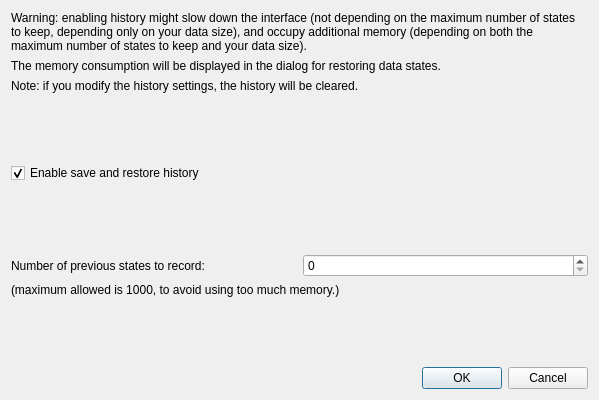
Old version of the form fet/src/interface/settingsrestoredataform_template.ui in the repository vonmecheln/fet.
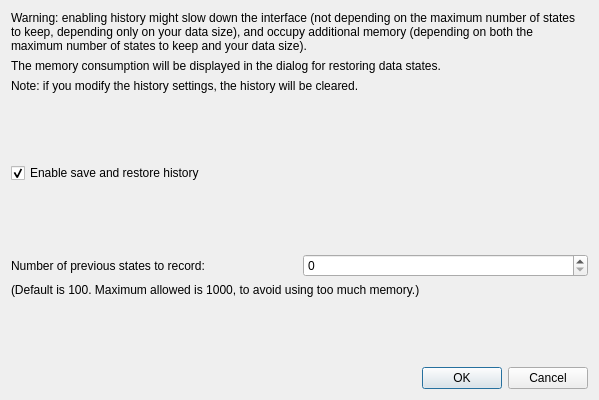
New version of the form.

Patch:
```diff
--- a/fet/src/interface/settingsrestoredataform_template.ui
+++ b/fet/src/interface/settingsrestoredataform_template.ui
@@ -111,8 +111,17 @@
    </item>
    <item>
     <widget class="QLabel" name="maxStatesLabel2">
+     <property name="sizePolicy">
+      <sizepolicy hsizetype="Minimum" vsizetype="Minimum">
+       <horstretch>0</horstretch>
+       <verstretch>0</verstretch>
+      </sizepolicy>
+     </property>
      <property name="text">
-      <string comment="1000 is the maximum number of states to record">(maximum allowed is 1000, to avoid using too much memory.)</string>
+      <string comment="100 is the default number of states to record, and 1000 is the maximum number of states to record">(Default is 100. Maximum allowed is 1000, to avoid using too much memory.)</string>
+     </property>
+     <property name="wordWrap">
+      <bool>true</bool>
      </property>
     </widget>
    </item>
```
